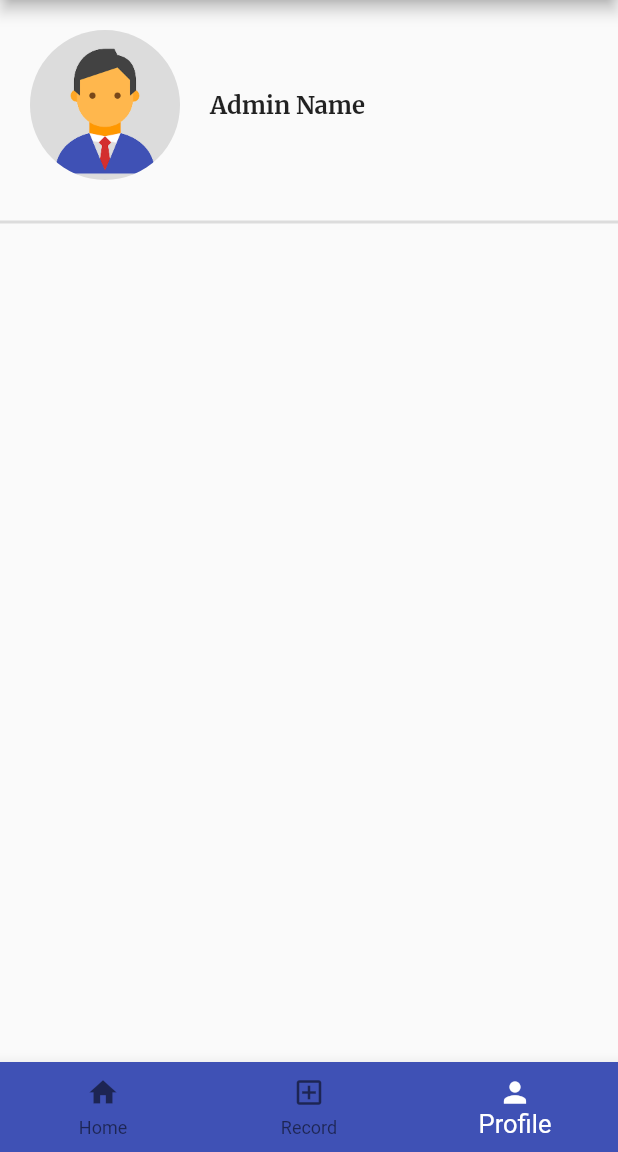
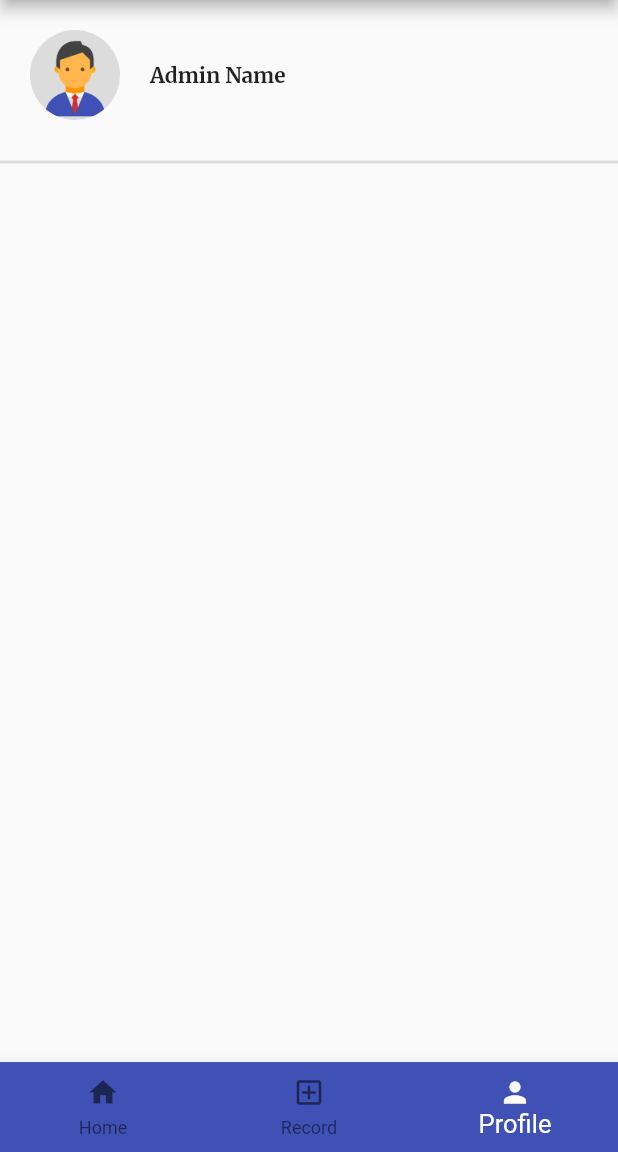
Before and after one commit to muhammadabdullah7650/vehicle_maintainance, a Flutter app: the main_page screen opened directly, item 3 of the bottom bar chosen, on a phone screen of 412 x 824 dp, the part 84-1236 px from its top. Run offline on Flutter 3.47's test engine with Material 2 defaults, Android fonts, the phone set to English and light mode, and no system bars; our stand-ins replace animated_text_kit, carousel_slider, flutter_rating_bar, google_fonts.

Commit message:
Update admin_profile.dart

```diff
--- a/lib/Admin/Screens/Main/admin_profile.dart
+++ b/lib/Admin/Screens/Main/admin_profile.dart
@@ -19,7 +19,7 @@ class _admin_profileState extends State<admin_profile> {
            Container(
              padding: EdgeInsets.all(20),
              child:  CircleAvatar(
-                 radius: 50,
+                 radius: 30,
                  backgroundColor: Colors.black12,
                  child: ClipRRect(
                    borderRadius:BorderRadius.circular(50),
@@ -29,7 +29,7 @@ class _admin_profileState extends State<admin_profile> {
            ),
             Column(
               children: [
-                Text("Admin Name",style: GoogleFonts.merriweather(fontWeight: FontWeight.bold,fontSize: 16),),
+                Text("Admin Name",style: GoogleFonts.merriweather(fontWeight: FontWeight.bold,fontSize: 14),),
               ],
             ),
           ],
```
